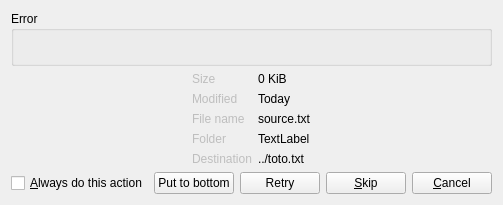
Before: the Qt Designer form plugins/CopyEngine/Ultracopier/fileErrorDialog.ui in alphaonex86/Ultracopier, drawn with Qt 5.
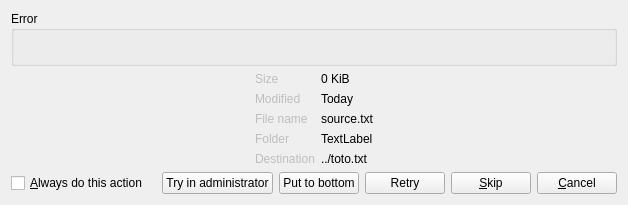
After: the same form once the commit is applied.

```diff
--- a/plugins/CopyEngine/Ultracopier/fileErrorDialog.ui
+++ b/plugins/CopyEngine/Ultracopier/fileErrorDialog.ui
@@ -6,7 +6,7 @@
    <rect>
     <x>0</x>
     <y>0</y>
-    <width>478</width>
+    <width>628</width>
     <height>185</height>
    </rect>
   </property>
@@ -187,6 +187,13 @@
        </property>
       </spacer>
      </item>
+     <item>
+      <widget class="QPushButton" name="Rights">
+       <property name="text">
+        <string>Try in administrator</string>
+       </property>
+      </widget>
+     </item>
      <item>
       <widget class="QPushButton" name="PutToBottom">
        <property name="text">
```
